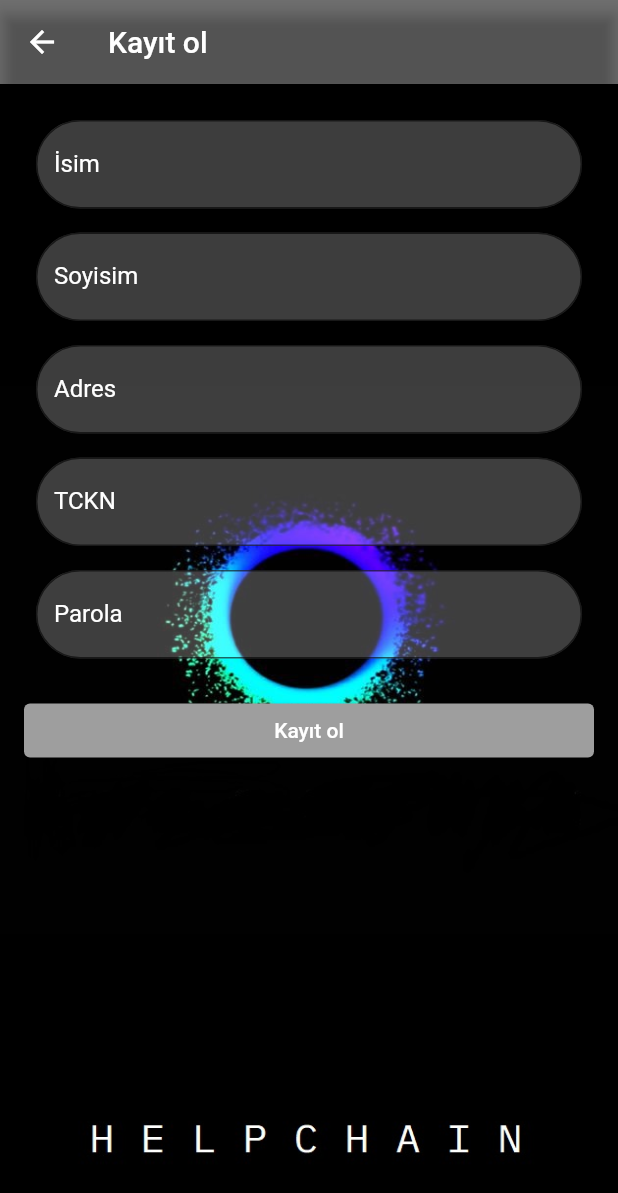
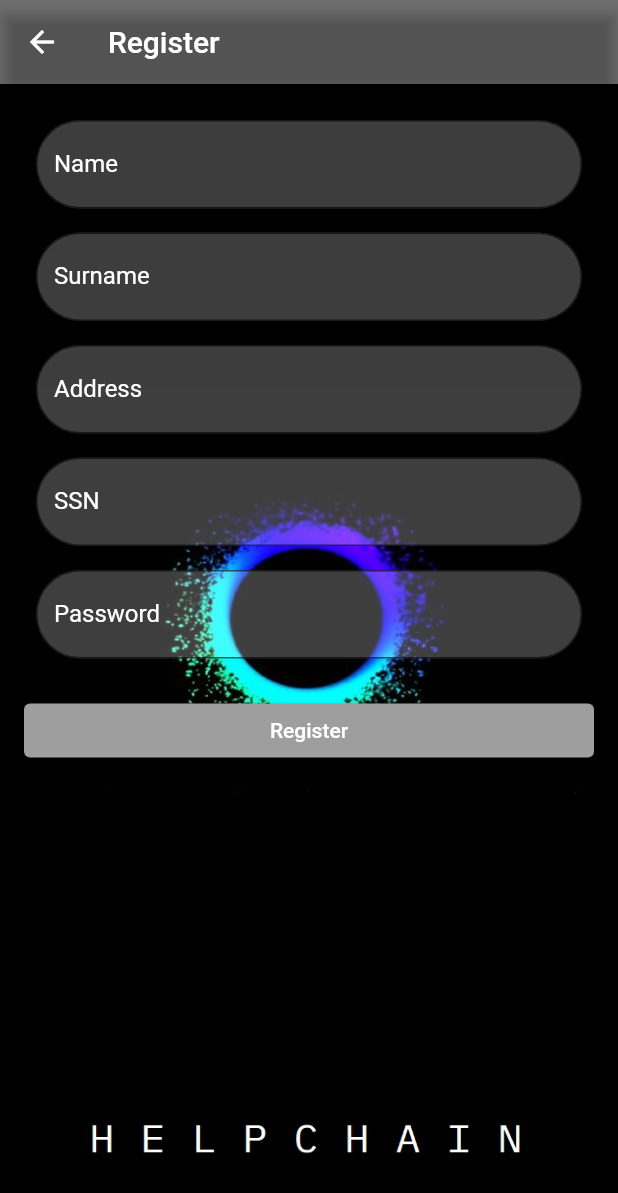
Before and after one commit to FurkanZekiTurkzeybek/BC_Disaster_Mobile, a Flutter app: the RegisterPage screen opened directly, on a phone screen of 412 x 824 dp. Shown: the top 1193 px of the screen. Run offline on Flutter 3.47's test engine with Material 2 defaults, Android fonts, the phone set to English and light mode, and no system bars; our stand-ins replace cloud_firestore, firebase_core; missing offline and left inert: dart:ffi, web3dart; accounts and stored records are empty; network calls fail.

Commit message:
-The form before beginning of the final presentations.

```diff
--- a/lib/entry_page.dart
+++ b/lib/entry_page.dart
@@ -15,6 +15,7 @@ void main() async {
     options: DefaultFirebaseOptions.currentPlatform,
   );
   runApp(MaterialApp(
+    debugShowCheckedModeBanner: false,
     title: "randomTitle",
     home: EntryPage(),
   ));
@@ -51,7 +52,7 @@ class EntryPage extends StatelessWidget {
                   Navigator.push(context,
                       MaterialPageRoute(builder: (context) => RegisterPage()))
                 },
-                child: const Text('Kayıt ol'),
+                child: const Text('Register'),
                 style: ElevatedButton.styleFrom(
                   backgroundColor: Colors.grey,
                 ),
@@ -61,7 +62,7 @@ class EntryPage extends StatelessWidget {
                   Navigator.push(context,
                       MaterialPageRoute(builder: (context) => LoginPage()))
                 },
-                child: const Text('Giriş yap'),
+                child: const Text('Log In'),
                 style: ElevatedButton.styleFrom(
                   backgroundColor: Colors.grey,
                 ),
--- a/lib/login_page.dart
+++ b/lib/login_page.dart
@@ -32,7 +32,7 @@ class _LoginPageState extends State<LoginPage> {
     return Scaffold(
       appBar: AppBar(
         backgroundColor: Colors.black54,
-        title: Text('Kayit ol'),
+        title: Text('Log In'),
       ),
       resizeToAvoidBottomInset: false,
       body: DecoratedBox(
@@ -44,12 +44,12 @@ class _LoginPageState extends State<LoginPage> {
           child: Column(
             crossAxisAlignment: CrossAxisAlignment.stretch,
             children: [
-              buildRegisterTextField("TCKN", (value) {
+              buildRegisterTextField("SSN", (value) {
                 setState(() {
                   _SSN = value;
                 });
               }),
-              buildRegisterTextFieldPassword("Parola", (value) {
+              buildRegisterTextFieldPassword("Password", (value) {
                 setState(() {
                   _password = value;
                 });
@@ -71,7 +71,7 @@ class _LoginPageState extends State<LoginPage> {
                     print("There are no such accounts");
                   }
                 },
-                child: const Text('Giriş'),
+                child: const Text('Log In'),
               ),
             ],
           ),
--- a/lib/main.dart
+++ b/lib/main.dart
@@ -18,6 +18,7 @@ class MyApp extends StatelessWidget {
   @override
   Widget build(BuildContext context) {
     return MaterialApp(
+      debugShowCheckedModeBanner: false,
       title: 'Flutter Demo',
       theme: ThemeData(
         primarySwatch: Colors.blue,
@@ -39,9 +40,9 @@ class MyHomePage extends StatefulWidget {
 }
 
 const List<String> statusText = <String>[
-  ("Ekip talebi"),
-  ("Yardım talebi"),
-  ("Güvendeyim")
+  ("In distress"),
+  ("Need Help"),
+  ("Safe")
 ];
 final List<Color> statDefColors = [Colors.red, Colors.blue, Colors.green];
 
@@ -162,7 +163,7 @@ class _MyHomePageState extends State<MyHomePage> {
               const Padding(
                 padding: EdgeInsets.only(bottom: 85),
                 child: Text(
-                  'Durumunuz',
+                  'Your Status',
                   style: TextStyle(
                       fontSize: 40,
                       fontWeight: FontWeight.bold,
@@ -181,10 +182,11 @@ class _MyHomePageState extends State<MyHomePage> {
                               Navigator.push(
                                   context,
                                   MaterialPageRoute(
-                                      builder: (context) =>
-                                          ChangeAddressWidget(title: 'Adres Değiştir',)))
+                                      builder: (context) => ChangeAddressWidget(
+                                            title: 'Change Address',
+                                          )))
                             },
-                        child: const Text("Adres değiştir"),
+                        child: const Text("Change Address"),
                         style: ElevatedButton.styleFrom(
                           backgroundColor: Colors.grey,
                         ))
@@ -200,7 +202,7 @@ class _MyHomePageState extends State<MyHomePage> {
 
   SizedBox returnStatusBox(int statusIndex) {
     return SizedBox(
-      width: 200.0,
+      width: 250.0,
       height: 80.0,
       child: Padding(
         padding: const EdgeInsets.all(8.0),
@@ -236,9 +238,7 @@ class ChangeAddressWidget extends StatefulWidget {
 }
 
 class _ChangeAddressWidgetState extends State<ChangeAddressWidget> {
-
   var _newAddress;
-
 
   late var db = widget.thisFirebase.db;
 
@@ -277,7 +277,7 @@ class _ChangeAddressWidgetState extends State<ChangeAddressWidget> {
     String abiFile = await rootBundle.loadString("assets/contract.json");
 
     String contractAddress =
-    await readContractAddress(); // deployed contract address
+        await readContractAddress(); // deployed contract address
 
     final contract = DeployedContract(ContractAbi.fromJson(abiFile, "Person"),
         EthereumAddress.fromHex(contractAddress));
@@ -313,8 +313,6 @@ class _ChangeAddressWidgetState extends State<ChangeAddressWidget> {
 
     ContractFunction function = contract.function("setHomeAddress");
 
-
-
     await ethClient.sendTransaction(
         key,
         Transaction.callContract(
@@ -331,7 +329,7 @@ class _ChangeAddressWidgetState extends State<ChangeAddressWidget> {
     return Scaffold(
       appBar: AppBar(
         backgroundColor: Colors.black54,
-        title: Text('Adres Değiştir'),
+        title: Text('Change Address'),
       ),
       resizeToAvoidBottomInset: false,
       body: DecoratedBox(
@@ -362,7 +360,7 @@ class _ChangeAddressWidgetState extends State<ChangeAddressWidget> {
                         decoration: InputDecoration(
                             filled: true,
                             fillColor: Colors.white24,
-                            labelText: "Adres Değiştir",
+                            labelText: "Change Address",
                             labelStyle: const TextStyle(
                               color: Colors.white,
                             ),
@@ -382,7 +380,7 @@ class _ChangeAddressWidgetState extends State<ChangeAddressWidget> {
                       onPressed: () async {
                         deploy(_newAddress);
                       },
-                      child: const Text('Değiştir'),
+                      child: const Text('Change'),
                     ),
                   ]),
                 ),
--- a/lib/register_screen.dart
+++ b/lib/register_screen.dart
@@ -52,7 +52,7 @@ class _RegisterPageState extends State<RegisterPage> {
     return Scaffold(
       appBar: AppBar(
         backgroundColor: Colors.black54,
-        title: Text('Kayıt ol'),
+        title: Text('Register'),
       ),
       resizeToAvoidBottomInset: false,
       body: DecoratedBox(
@@ -64,27 +64,27 @@ class _RegisterPageState extends State<RegisterPage> {
           child: Column(
             crossAxisAlignment: CrossAxisAlignment.stretch,
             children: [
-              buildRegisterTextField("İsim", (value) {
+              buildRegisterTextField("Name", (value) {
                 setState(() {
                   _name = value;
                 });
               }),
-              buildRegisterTextField("Soyisim", (value) {
+              buildRegisterTextField("Surname", (value) {
                 setState(() {
                   _surname = value;
                 });
               }),
-              buildRegisterTextField("Adres", (value) {
+              buildRegisterTextField("Address", (value) {
                 setState(() {
                   _address = value;
                 });
               }),
-              buildRegisterTextField("TCKN", (value) {
+              buildRegisterTextField("SSN", (value) {
                 setState(() {
                   _ssn = value;
                 });
               }),
-              buildRegisterTextField("Parola", (value) {
+              buildRegisterTextField("Password", (value) {
                 setState(() {
                   _password = value;
                 });
@@ -132,7 +132,7 @@ class _RegisterPageState extends State<RegisterPage> {
                     print("The SSN is already exists");
                   }
                 },
-                child: const Text('Kayıt ol'),
+                child: const Text('Register'),
                 style: ElevatedButton.styleFrom(
                   backgroundColor: Colors.grey,
                 ),
```
